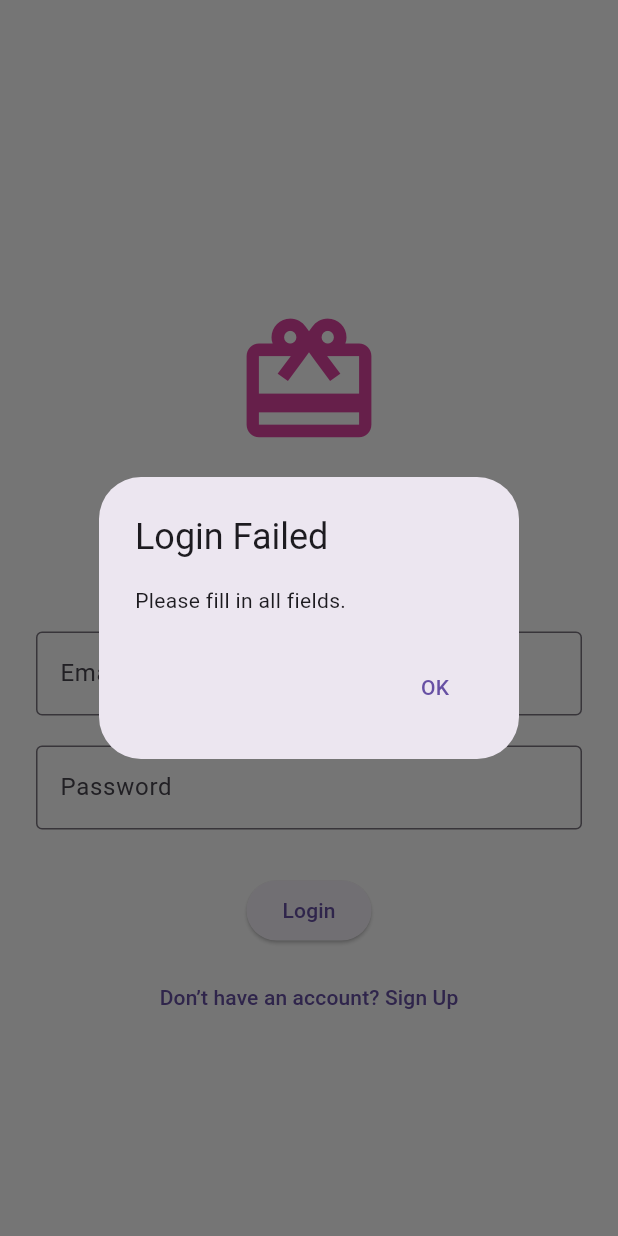
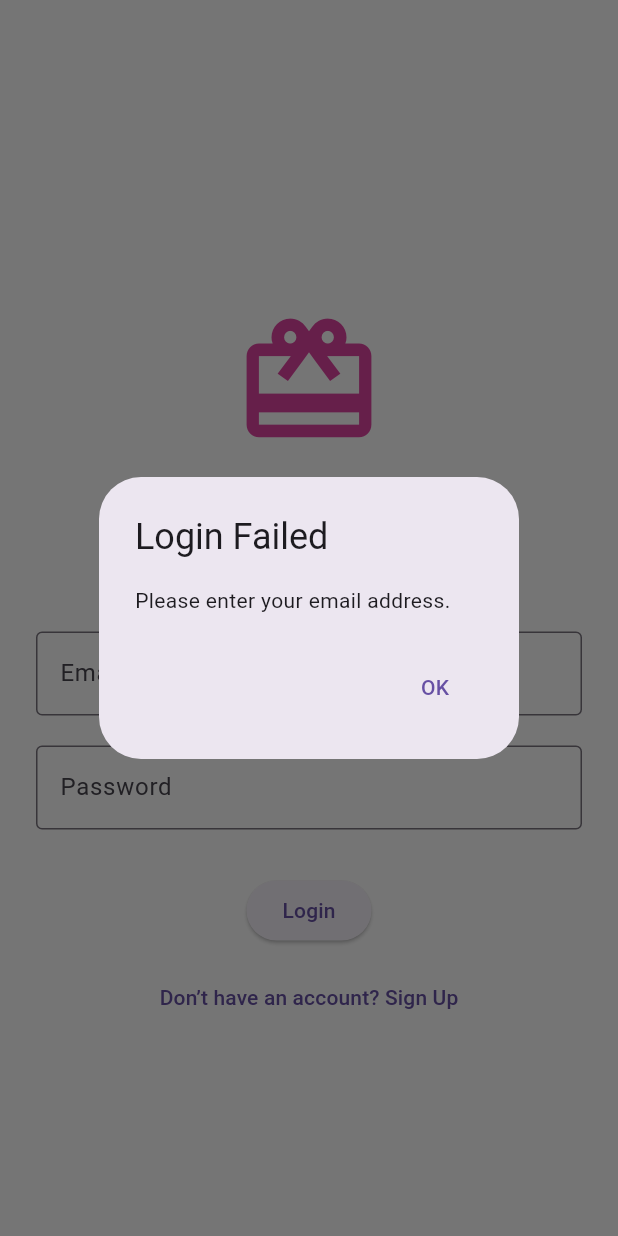
Before and after one commit to Adhamamr360/hedieaty, a Flutter app: the screen it shows after launch, after a tap on "Login", on a phone screen of 412 x 824 dp. Run offline on Flutter 3.47's test engine with Material 3 defaults, Android fonts, the phone set to English and light mode, and no system bars; our stand-ins replace cloud_firestore, firebase_auth, firebase_core, sqflite; accounts and stored records are empty.

Commit message:
sqflite login and signup

```diff
--- a/lib/screens/login_page.dart
+++ b/lib/screens/login_page.dart
@@ -20,8 +20,12 @@ class _LoginPageState extends State<LoginPage> {
   bool _isLoading = false;
 
   Future<void> _login() async {
-    if (_emailController.text.trim().isEmpty || _passwordController.text.trim().isEmpty) {
-      _showErrorDialog('Please fill in all fields.');
+    if (_emailController.text.trim().isEmpty) {
+      _showErrorDialog('Please enter your email address.');
+      return;
+    }
+    if (_passwordController.text.trim().isEmpty) {
+      _showErrorDialog('Please enter your password.');
       return;
     }
 
@@ -30,34 +34,36 @@ class _LoginPageState extends State<LoginPage> {
     });
 
     try {
+      // Attempt to log in with email and password
       await _authService.signIn(
         _emailController.text.trim(),
         _passwordController.text.trim(),
       );
 
+      // Get the current user's UID
       final uid = FirebaseAuth.instance.currentUser!.uid;
 
-      // Fetch the user data from Firestore
+      // Fetch the user's data from Firestore
       final userDoc = await FirebaseFirestore.instance.collection('users').doc(uid).get();
 
       if (userDoc.exists) {
         final userData = userDoc.data()!;
 
-        // Save user data to SQLite (including phone number)
-        await _dbHelper.insertUser({
+        // Save or update the user data in SQLite
+        await _dbHelper.insertOrUpdateUser({
           'uid': uid,
           'name': userData['name'] ?? 'N/A',
           'email': userData['email'] ?? 'N/A',
-          'phone': userData['phone'] ?? 'N/A',  // Save phone number
+          'phone': userData['phone'] ?? 'N/A',
         });
 
-        print('User data saved to SQLite');
+        print('User data saved or updated in SQLite.');
       } else {
         _showErrorDialog('User profile not found.');
         return;
       }
 
-      // Navigate to HomePage after successful login
+      // Navigate to HomePage
       Navigator.pushAndRemoveUntil(
         context,
         MaterialPageRoute(builder: (context) => HomePage()),
@@ -69,6 +75,8 @@ class _LoginPageState extends State<LoginPage> {
         errorMessage = 'No user found for that email.';
       } else if (e.code == 'wrong-password') {
         errorMessage = 'Incorrect password. Please try again.';
+      } else if (e.code == 'invalid-email') {
+        errorMessage = 'The email address is not valid.';
       } else {
         errorMessage = 'An unexpected error occurred. Please try again.';
       }
@@ -82,6 +90,7 @@ class _LoginPageState extends State<LoginPage> {
       });
     }
   }
+
 
   void _showErrorDialog(String message) {
     showDialog(
```
Also changed, not shown: lib/screens/profile_page.dart (+42 -11 lines), lib/services/db_helper.dart (+32 -0 lines).
